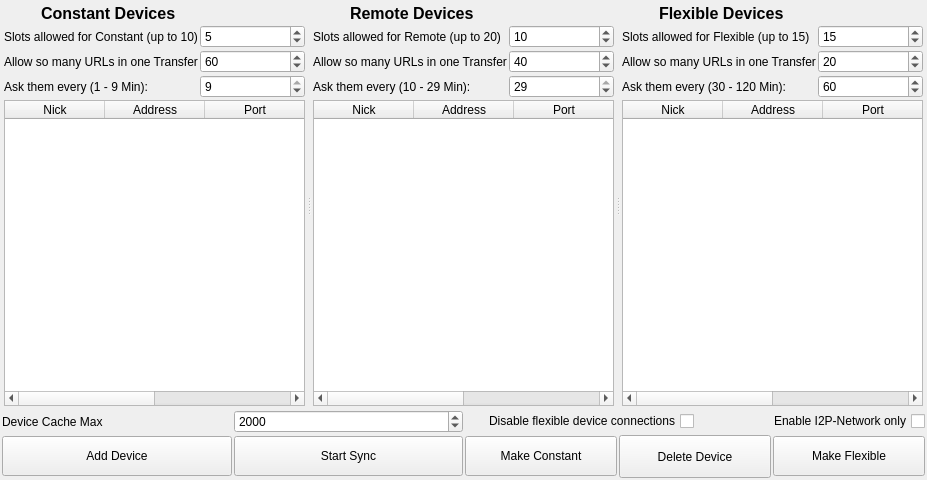
First picture: the form in ui/connection-display.ui, repository berndhs/arado, before the edit.
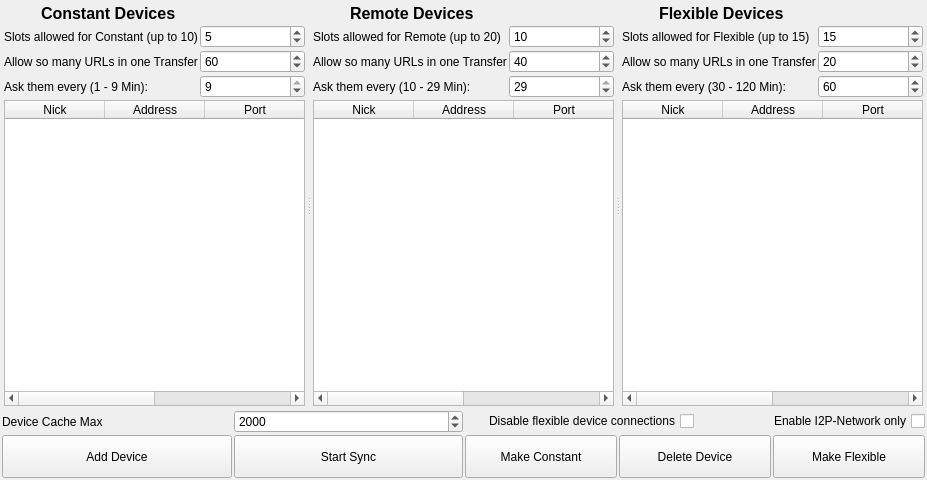
Second picture: the form after the edit. Icons and pictures are not drawn.

Commit message: tooltips, and button hight uiniqueness.

```diff
--- a/ui/connection-display.ui
+++ b/ui/connection-display.ui
@@ -523,7 +523,7 @@
        <property name="minimumSize">
         <size>
          <width>0</width>
-         <height>40</height>
+         <height>43</height>
         </size>
        </property>
        <property name="baseSize">
@@ -561,7 +561,7 @@
        <property name="minimumSize">
         <size>
          <width>0</width>
-         <height>40</height>
+         <height>43</height>
         </size>
        </property>
        <property name="toolTip">
@@ -597,7 +597,7 @@
        <property name="minimumSize">
         <size>
          <width>0</width>
-         <height>40</height>
+         <height>43</height>
         </size>
        </property>
        <property name="toolTip">
@@ -661,7 +661,7 @@
        <property name="minimumSize">
         <size>
          <width>0</width>
-         <height>40</height>
+         <height>43</height>
         </size>
        </property>
        <property name="layoutDirection">
```
Left out of the diff: 9 changed lines with no effect on the pictures.
